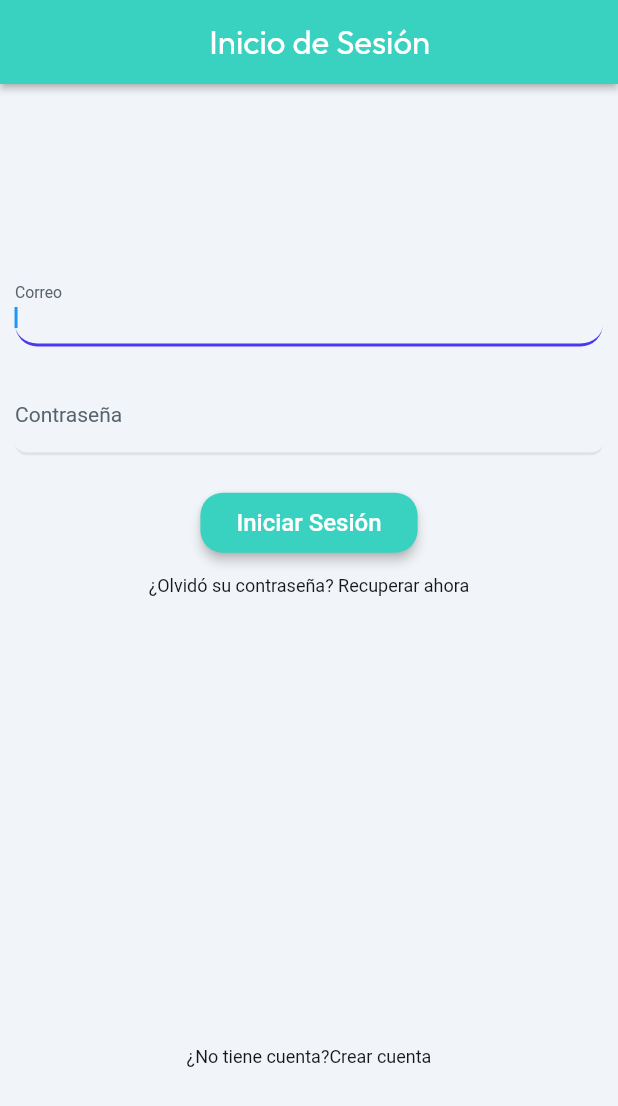
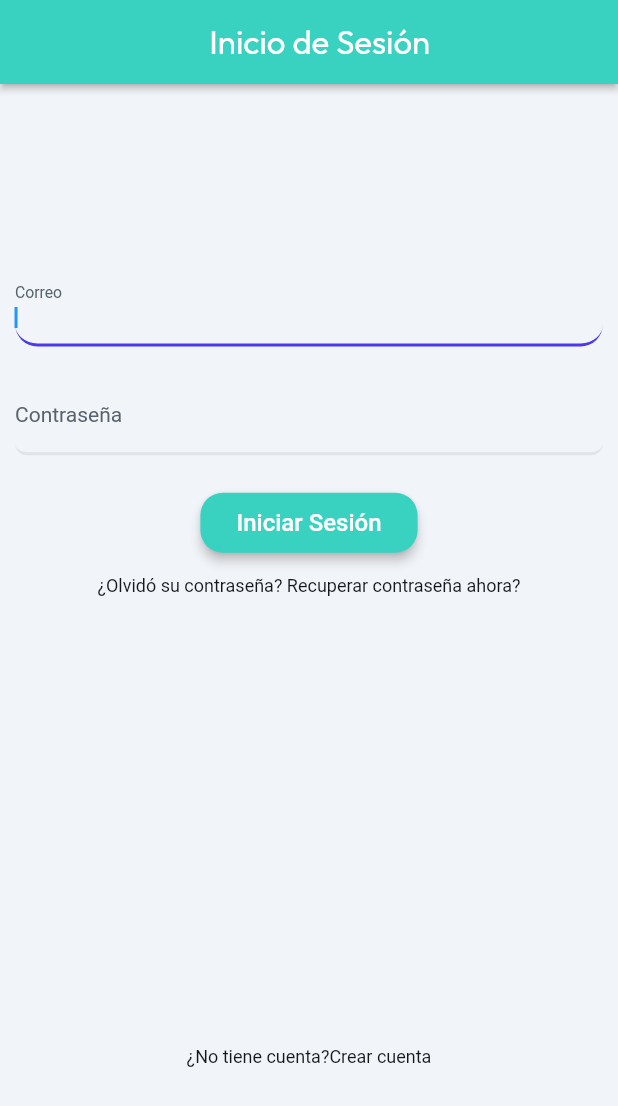
Before and after one commit to geovannymaroto/NisiDental, a Flutter app: the InicioSesionWidget screen opened by its route, on a phone screen of 412 x 824 dp. Shown: the top 1106 px of the screen. Run offline on Flutter 3.47's test engine with Material 2 defaults, Android fonts, the phone set to English and light mode, and no system bars; drawn by our look-alikes of auto_size_text; our stand-ins replace cloud_firestore, dropdown_button2, firebase_auth, firebase_core, font_awesome_flutter, from_css_color and 10 more; missing offline and left inert: json_path; accounts and stored records are empty; Roboto replaces fonts that are missing (Readex Pro).

Commit message:
Modificaciòn en las paginas de Galeria, feedback, tratamientos dentales, inventario, inicio de sesion.

```diff
--- a/lib/citas/suministro_medico/suministro_medico_widget.dart
+++ b/lib/citas/suministro_medico/suministro_medico_widget.dart
@@ -55,7 +55,7 @@ class _SuministroMedicoWidgetState extends State<SuministroMedicoWidget> {
           backgroundColor: FlutterFlowTheme.of(context).secondary,
           automaticallyImplyLeading: false,
           title: Text(
-            '           Inventario de suministro médico',
+            '           Inventario suministros médicos',
             style: FlutterFlowTheme.of(context).headlineMedium.override(
                   fontFamily: 'Outfit',
                   color: Colors.white,
--- a/lib/costos_tratamientos/costos_tratamientos_widget.dart
+++ b/lib/costos_tratamientos/costos_tratamientos_widget.dart
@@ -103,7 +103,7 @@ class _CostosTratamientosWidgetState extends State<CostosTratamientosWidget> {
                           ),
                     ),
                     Text(
-                      'Precio: ₡ 20.000',
+                      'Precio: ₡ 25.000',
                       style: FlutterFlowTheme.of(context).bodyMedium.override(
                             fontFamily: 'Readex Pro',
                             fontSize: 15.0,
--- a/lib/galeria/galeria_widget.dart
+++ b/lib/galeria/galeria_widget.dart
@@ -55,7 +55,7 @@ class _GaleriaWidgetState extends State<GaleriaWidget> {
           backgroundColor: FlutterFlowTheme.of(context).secondary,
           automaticallyImplyLeading: false,
           title: Text(
-            '                                   Galeria',
+            '                                   Galeria NISI',
             style: FlutterFlowTheme.of(context).headlineMedium.override(
                   fontFamily: 'Outfit',
                   color: Colors.white,
--- a/lib/inicio_sesion/inicio_sesion_widget.dart
+++ b/lib/inicio_sesion/inicio_sesion_widget.dart
@@ -225,7 +225,7 @@ class _InicioSesionWidgetState extends State<InicioSesionWidget> {
                 mainAxisAlignment: MainAxisAlignment.center,
                 children: [
                   Text(
-                    '¿Olvidó su contraseña? Recuperar ahora',
+                    '¿Olvidó su contraseña? Recuperar contraseña ahora?',
                     style: FlutterFlowTheme.of(context).bodyMedium,
                   ),
                 ],
--- a/lib/resena_clientes/resena_clientes_widget.dart
+++ b/lib/resena_clientes/resena_clientes_widget.dart
@@ -103,7 +103,7 @@ class _ResenaClientesWidgetState extends State<ResenaClientesWidget> {
                                   ),
                                 ),
                                 Text(
-                                  'Ale Alvarado',
+                                  'Ale Alvarado Soto',
                                   style: FlutterFlowTheme.of(context)
                                       .bodyMedium
                                       .override(
```
